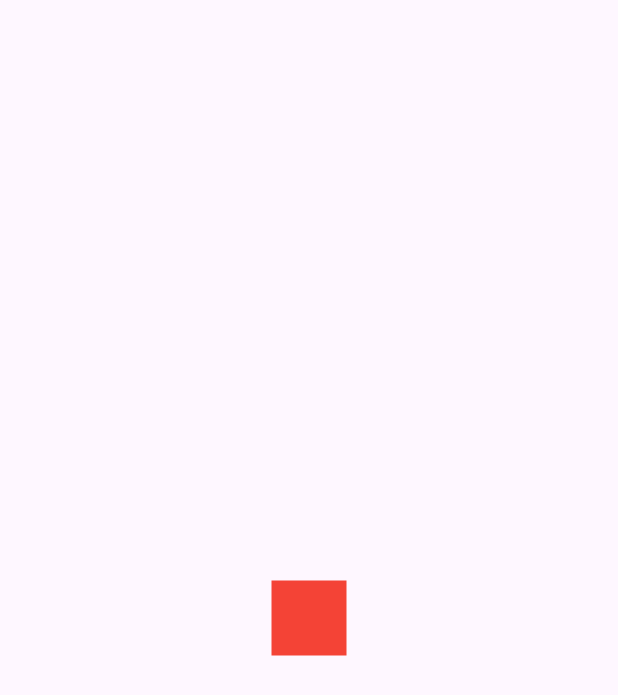
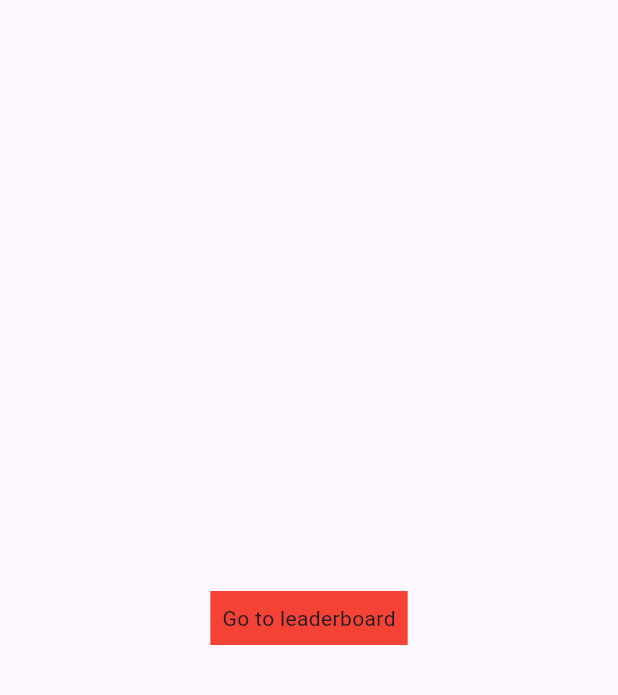
Before and after one commit to BLKKKBVSIK/Askinator, a Flutter app: the screen it shows after launch, on a phone screen of 412 x 824 dp. Shown: the top 695 px of the screen. Run offline on Flutter 3.47's test engine with Material 3 defaults, Android fonts, the phone set to English and light mode, and no system bars; our stand-ins replace appwrite, get_it, injectable, stacked.

Commit message:
🚧 Ladderboard WIP

```diff
--- a/lib/misc/route_generator.dart
+++ b/lib/misc/route_generator.dart
@@ -1,3 +1,4 @@
+import 'package:askinator/screens/leaderboard/leaderboard_view.dart';
 import 'package:askinator/screens/splash/splash_view.dart';
 import 'package:flutter/material.dart';
 
@@ -10,7 +11,11 @@ class RouteGenerator {
           settings: settings,
           builder: (context) => const SplashView(),
         );
-
+      case Routes.leaderboardView:
+        return MaterialPageRoute(
+          settings: settings,
+          builder: (context) => const LeaderboardView(),
+        );
       default:
         return _errorRoute(settings);
     }
@@ -33,4 +38,5 @@ class RouteGenerator {
 class Routes {
   static const String splashView = '/';
   static const String homeView = '/home';
+  static const String leaderboardView = '/leaderboard';
 }
--- a/lib/screens/splash/splash_view.dart
+++ b/lib/screens/splash/splash_view.dart
@@ -18,12 +18,14 @@ class SplashView extends StatelessWidget {
             children: [
               GestureDetector(
                 onTap: () async {
-                  await viewModel.testMethod();
+                  await viewModel.goToLeaderboard();
                 },
-                child: Container(
-                  width: 50,
-                  height: 50,
+                child: const ColoredBox(
                   color: Colors.red,
+                  child: Padding(
+                    padding: EdgeInsets.all(8.0),
+                    child: Text("Go to leaderboard"),
+                  ),
                 ),
               ),
             ],
```
Also changed, not shown: lib/models/leaderboard_entry.dart (added, +19 -0 lines), lib/screens/leaderboard/leaderboard_view.dart (added, +43 -0 lines), lib/screens/leaderboard/leaderboard_viewmodel.dart (added, +17 -0 lines), lib/screens/splash/splash_viewmodel.dart (+6 -4 lines), lib/services/appwrite_service.dart (+21 -10 lines), lib/di/service_locator.config.dart.
